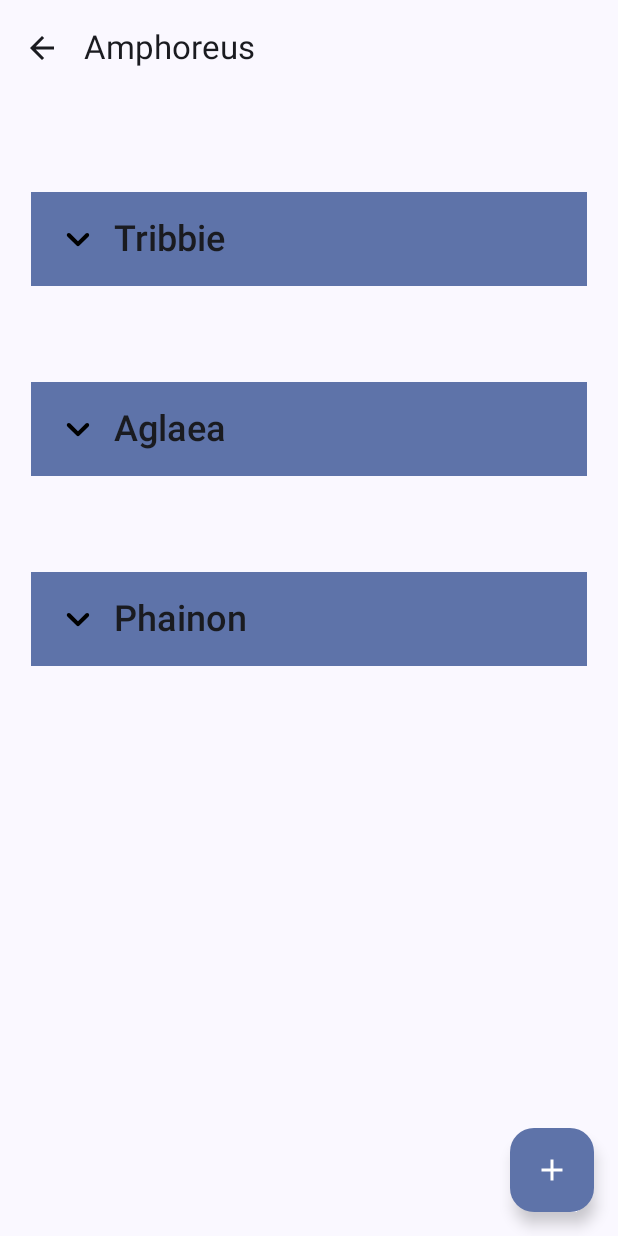
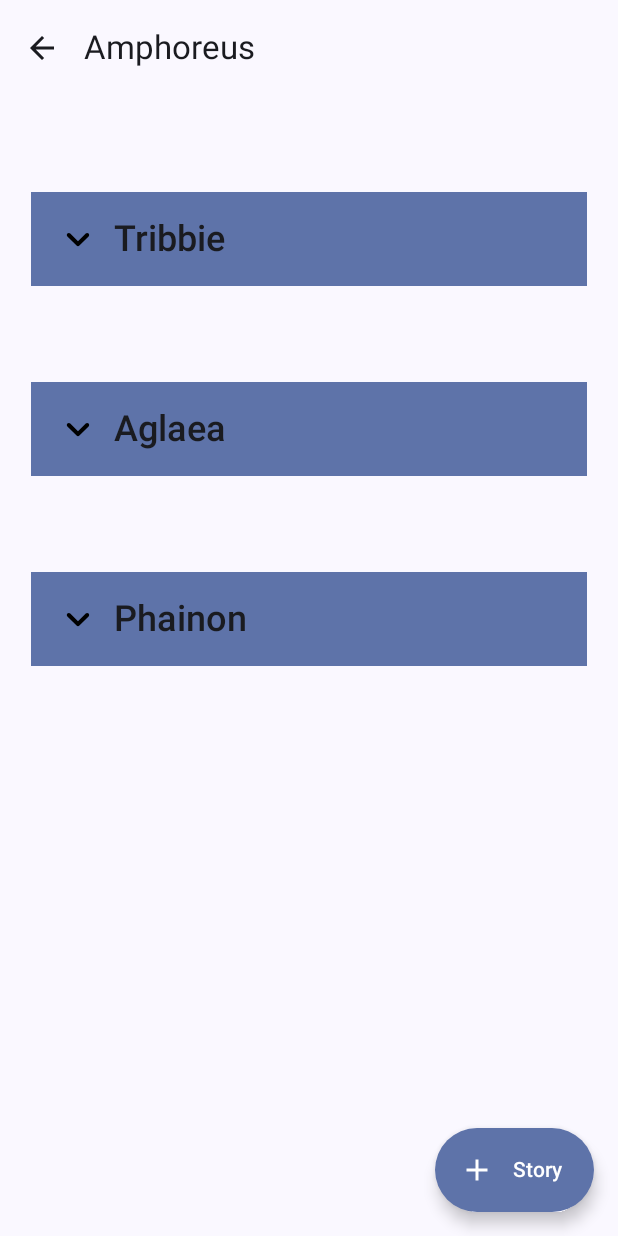
Before and after one commit to SanTran113/Untitled, an Android app built with Jetpack Compose: the screen it shows after launch (MainActivity), after a tap on "Amphoreus", on a phone screen of 412 x 824 dp. Run offline under Robolectric (Android 15) with nearby library versions, the phone set to English and light mode, and no system bars; our stand-ins replace Room's generated code.

Commit message:
added bottom button to components folder

```diff
--- /dev/null
+++ b/app/src/main/java/com/zybooks/untitled/ui/components/BottomButton.kt
@@ -0,0 +1,28 @@
+package com.zybooks.untitled.ui.components
+
+import androidx.compose.foundation.shape.RoundedCornerShape
+import androidx.compose.material.icons.Icons
+import androidx.compose.material.icons.filled.Add
+import androidx.compose.material3.ExtendedFloatingActionButton
+import androidx.compose.material3.Icon
+import androidx.compose.material3.Text
+import androidx.compose.runtime.Composable
+import androidx.compose.ui.text.font.FontFamily
+import androidx.compose.ui.text.font.FontWeight
+
+@Composable
+fun BottomButton(
+    onClick: () -> Unit,
+    text: String
+) {
+    ExtendedFloatingActionButton(
+        onClick = onClick,
+        icon = { Icon(Icons.Filled.Add, "BottomButton") },
+        text = { Text(
+            text = text,
+            fontFamily = FontFamily.SansSerif,
+            fontWeight = FontWeight.SemiBold
+        ) },
+        shape = RoundedCornerShape(50)
+    )
+}
--- a/app/src/main/java/com/zybooks/untitled/ui/galaxy/GalaxyScreen.kt
+++ b/app/src/main/java/com/zybooks/untitled/ui/galaxy/GalaxyScreen.kt
@@ -5,49 +5,39 @@ import androidx.compose.foundation.combinedClickable
 import androidx.compose.foundation.layout.Box
 import androidx.compose.foundation.layout.PaddingValues
 import androidx.compose.foundation.layout.fillMaxSize
+import androidx.compose.foundation.layout.fillMaxWidth
 import androidx.compose.foundation.layout.height
 import androidx.compose.foundation.layout.padding
 import androidx.compose.foundation.lazy.grid.GridCells
 import androidx.compose.foundation.lazy.grid.LazyVerticalGrid
 import androidx.compose.foundation.lazy.grid.items
 import androidx.compose.foundation.shape.RoundedCornerShape
-import androidx.compose.foundation.text.KeyboardActions
 import androidx.compose.material.icons.Icons
-import androidx.compose.material.icons.automirrored.filled.ArrowBack
-import androidx.compose.material.icons.filled.Add
 import androidx.compose.material.icons.filled.CheckCircle
-import androidx.compose.material.icons.filled.Delete
-import androidx.compose.material3.AlertDialog
-import androidx.compose.material3.Button
-import androidx.compose.material3.ButtonDefaults
 import androidx.compose.material3.Card
 import androidx.compose.material3.CardDefaults
 import androidx.compose.material3.ExperimentalMaterial3Api
-import androidx.compose.material3.FloatingActionButton
 import androidx.compose.material3.Icon
-import androidx.compose.material3.IconButton
 import androidx.compose.material3.MaterialTheme
 import androidx.compose.material3.Scaffold
 import androidx.compose.material3.Text
-import androidx.compose.material3.TextField
 import androidx.compose.material3.TopAppBar
 import androidx.compose.runtime.Composable
-import androidx.compose.runtime.getValue
-import androidx.compose.runtime.mutableStateOf
-import androidx.compose.runtime.remember
-import androidx.compose.runtime.setValue
 import androidx.compose.ui.Alignment
 import androidx.compose.ui.Modifier
 import androidx.compose.ui.graphics.Color
 import androidx.compose.ui.hapticfeedback.HapticFeedbackType
 import androidx.compose.ui.platform.LocalHapticFeedback
+import androidx.compose.ui.text.font.FontFamily
+import androidx.compose.ui.text.font.FontWeight
+import androidx.compose.ui.text.style.TextAlign
 import androidx.compose.ui.unit.dp
 import androidx.lifecycle.compose.collectAsStateWithLifecycle
 import androidx.lifecycle.viewmodel.compose.viewModel
 import com.zybooks.untitled.data.World
 import com.zybooks.untitled.ui.components.AddDialog
+import com.zybooks.untitled.ui.components.BottomButton
 import com.zybooks.untitled.ui.components.CabAppBar
-import com.zybooks.untitled.ui.components.TopBar
 
 @OptIn(ExperimentalMaterial3Api::class)
 @Composable
@@ -82,17 +72,27 @@ fun GalaxyScreen(
                 )
             } else {
                 TopAppBar(
-                    title = { Text("Galaxy") }
+                    modifier = Modifier.padding(50.dp),
+                    title = {
+                        Text(
+                            modifier = Modifier
+                                .fillMaxWidth(),
+                            text = "WELCOME TO YOUR GALAXY",
+                            style = MaterialTheme.typography.headlineLarge,
+                            textAlign = TextAlign.Center,
+                            fontFamily = FontFamily.SansSerif,
+                            fontWeight = FontWeight.SemiBold
+                        )
+                    }
                 )
             }
         },
         floatingActionButton = {
             if (!uiState.value.isCabVisible) {
-                FloatingActionButton(
+                BottomButton(
                     onClick = { viewModel.showWorldDialog() },
-                ) {
-                    Icon(Icons.Filled.Add, "Add")
-                }
+                    text = "World"
+                )
             }
         }
     ) { innerPadding ->
--- a/app/src/main/java/com/zybooks/untitled/ui/world/WorldScreen.kt
+++ b/app/src/main/java/com/zybooks/untitled/ui/world/WorldScreen.kt
@@ -52,6 +52,7 @@ import androidx.lifecycle.compose.collectAsStateWithLifecycle
 import androidx.lifecycle.viewmodel.compose.viewModel
 import com.zybooks.untitled.data.Story
 import com.zybooks.untitled.ui.components.AddDialog
+import com.zybooks.untitled.ui.components.BottomButton
 import com.zybooks.untitled.ui.components.ExpandableSection
 import com.zybooks.untitled.ui.components.TopBar
 
@@ -89,11 +90,10 @@ fun WorldScreen(
         },
         floatingActionButton = {
             if (!uiState.value.isCabVisible) {
-                FloatingActionButton(
+                BottomButton(
                     onClick = { viewModel.showStoryDialog() },
-                ) {
-                    Icon(Icons.Filled.Add, "Add")
-                }
+                    text = "Story"
+                )
             }
         }
     ) { innerPadding ->
```
Also changed, not shown: app/src/main/java/com/zybooks/untitled/ui/chapter/ChapterScreen.kt (+3 -21 lines), app/src/main/java/com/zybooks/untitled/ui/chapter/EditChapterScreen.kt (+3 -20 lines), app/src/main/java/com/zybooks/untitled/ui/story/StoryScreen.kt (+4 -4 lines).
